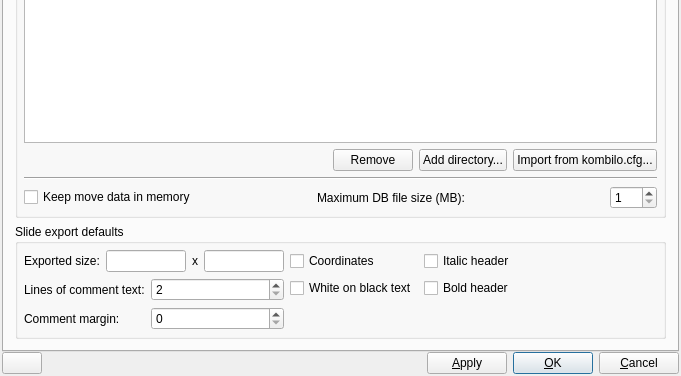
First picture: the form in src/preferences_gui.ui, repository bernds/q5Go, before the edit; both pictures show x 0 to 681 and y 479 to 855 of the 681 by 855 pixel window.
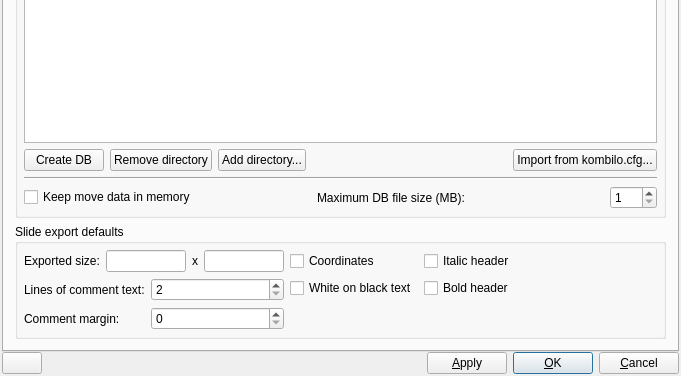
Second picture: the form after the edit. The open tabs and pages were chosen to show the change. Icons and pictures are not drawn. Custom widgets are drawn as their Qt base class.

```diff
--- a/src/preferences_gui.ui
+++ b/src/preferences_gui.ui
@@ -4915,6 +4915,27 @@
           </property>
           <item row="1" column="0">
            <layout class="QHBoxLayout" name="horizontalLayout_18">
+            <item>
+             <widget class="QPushButton" name="dbCreateButton">
+              <property name="text">
+               <string>Create DB</string>
+              </property>
+             </widget>
+            </item>
+            <item>
+             <widget class="QPushButton" name="dbRemButton">
+              <property name="text">
+               <string>Remove directory</string>
+              </property>
+             </widget>
+            </item>
+            <item>
+             <widget class="QPushButton" name="dbDirsButton">
+              <property name="text">
+               <string>Add directory...</string>
+              </property>
+             </widget>
+            </item>
             <item>
              <spacer name="horizontalSpacer_3">
               <property name="orientation">
@@ -4928,20 +4949,6 @@
               </property>
              </spacer>
             </item>
-            <item>
-             <widget class="QPushButton" name="dbRemButton">
-              <property name="text">
-               <string>Remove</string>
-              </property>
-             </widget>
-            </item>
-            <item>
-             <widget class="QPushButton" name="dbDirsButton">
-              <property name="text">
-               <string>Add directory...</string>
-              </property>
-             </widget>
-            </item>
             <item>
              <widget class="QPushButton" name="dbCfgButton">
               <property name="text">
```
Left out of the diff: 3 changed lines with no effect on the pictures.
